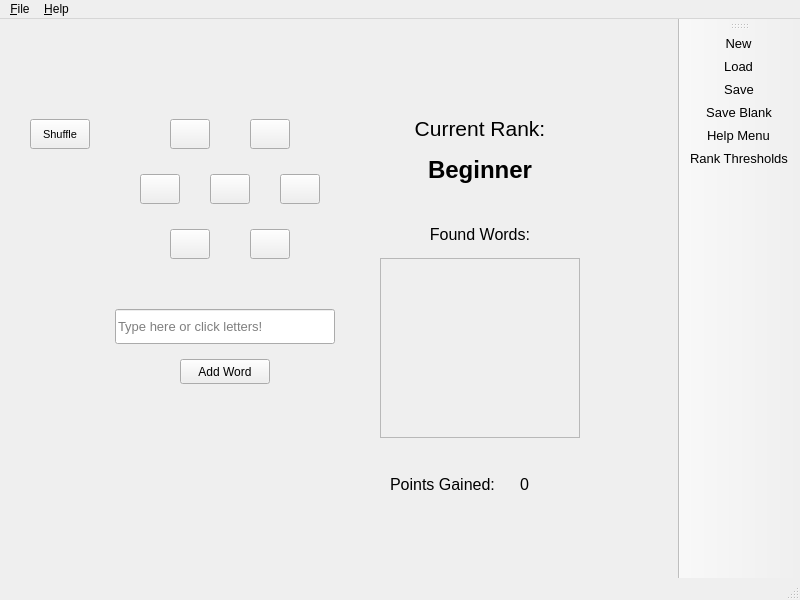
Before: the Qt Designer form BigPythonEnergy/ui/gameBox.ui in mucsci-students/2023fa-420-BigPythonEnergy, drawn with Qt 5.
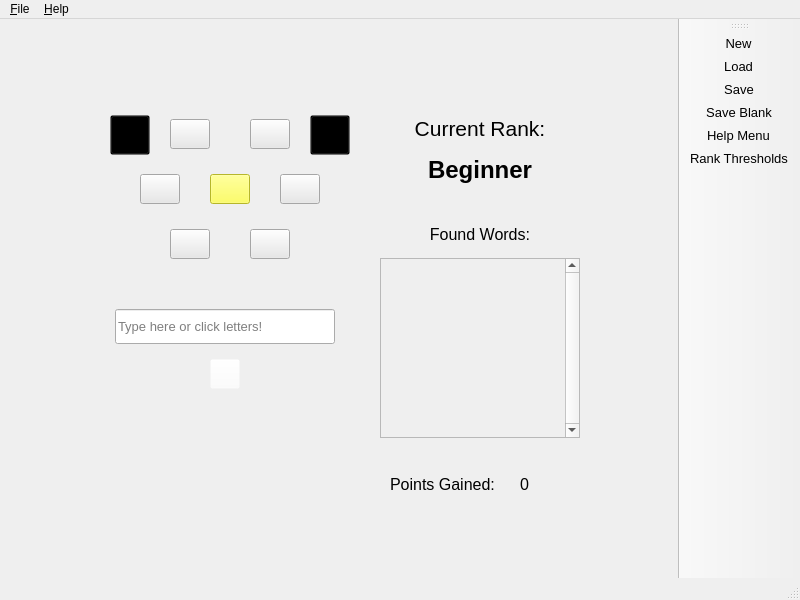
After: the same form once the commit is applied. Icons and pictures are not drawn.

The edit to the form file:
```diff
--- a/BigPythonEnergy/ui/gameBox.ui
+++ b/BigPythonEnergy/ui/gameBox.ui
@@ -29,9 +29,22 @@
    </size>
   </property>
   <property name="windowTitle">
-   <string>MainWindow</string>
+   <string>Spelling Bee by Big Python Energy</string>
+  </property>
+  <property name="windowIcon">
+   <iconset>
+    <normaloff>icons/BeeWindow.png</normaloff>icons/BeeWindow.png</iconset>
+  </property>
+  <property name="autoFillBackground">
+   <bool>false</bool>
+  </property>
+  <property name="styleSheet">
+   <string notr="true"/>
   </property>
   <widget class="QWidget" name="centralwidget">
+   <property name="styleSheet">
+    <string notr="true"/>
+   </property>
    <widget class="QPushButton" name="letter6">
     <property name="geometry">
      <rect>
@@ -46,6 +59,9 @@
       <family>Segoe UI</family>
      </font>
     </property>
+    <property name="styleSheet">
+     <string notr="true">background-color: rgb(232, 232, 232);</string>
+    </property>
     <property name="text">
      <string/>
     </property>
@@ -64,6 +80,9 @@
       <family>Segoe UI</family>
      </font>
     </property>
+    <property name="styleSheet">
+     <string notr="true">background-color: rgb(232, 232, 232);</string>
+    </property>
     <property name="text">
      <string/>
     </property>
@@ -82,6 +101,9 @@
       <family>Segoe UI</family>
      </font>
     </property>
+    <property name="styleSheet">
+     <string notr="true">background-color: rgb(232, 232, 232);</string>
+    </property>
     <property name="text">
      <string/>
     </property>
@@ -100,6 +122,9 @@
       <family>Segoe UI</family>
      </font>
     </property>
+    <property name="styleSheet">
+     <string notr="true">background-color: rgb(232, 232, 232);</string>
+    </property>
     <property name="text">
      <string/>
     </property>
@@ -118,6 +143,9 @@
       <family>Segoe UI</family>
      </font>
     </property>
+    <property name="styleSheet">
+     <string notr="true">background-color: rgb(232, 232, 232);</string>
+    </property>
     <property name="text">
      <string/>
     </property>
@@ -136,6 +164,9 @@
       <family>Segoe UI</family>
      </font>
     </property>
+    <property name="styleSheet">
+     <string notr="true">background-color: rgb(232, 232, 232);</string>
+    </property>
     <property name="text">
      <string/>
     </property>
@@ -154,6 +185,9 @@
       <family>Segoe UI</family>
      </font>
     </property>
+    <property name="styleSheet">
+     <string notr="true">background-color: rgb(255, 255, 60);</string>
+    </property>
     <property name="text">
      <string/>
     </property>
@@ -161,19 +195,33 @@
    <widget class="QPushButton" name="addWordButton">
     <property name="geometry">
      <rect>
-      <x>180</x>
+      <x>210</x>
       <y>340</y>
-      <width>90</width>
-      <height>25</height>
+      <width>30</width>
+      <height>30</height>
      </rect>
     </property>
     <property name="font">
      <font>
       <family>Segoe UI</family>
+      <pointsize>12</pointsize>
      </font>
     </property>
+    <property name="styleSheet">
+     <string notr="true">background-color:rgba(255, 255, 255, 0)</string>
+    </property>
     <property name="text">
-     <string>Add Word</string>
+     <string/>
+    </property>
+    <property name="icon">
+     <iconset>
+      <normaloff>icons/AddWord.png</normaloff>icons/AddWord.png</iconset>
+    </property>
+    <property name="iconSize">
+     <size>
+      <width>30</width>
+      <height>30</height>
+     </size>
     </property>
    </widget>
    <widget class="QScrollArea" name="scrollingText">
@@ -186,7 +234,7 @@
      </rect>
     </property>
     <property name="verticalScrollBarPolicy">
-     <enum>Qt::ScrollBarAsNeeded</enum>
+     <enum>Qt::ScrollBarAlwaysOn</enum>
     </property>
     <property name="sizeAdjustPolicy">
      <enum>QAbstractScrollArea::AdjustToContents</enum>
@@ -199,7 +247,7 @@
       <rect>
        <x>0</x>
        <y>0</y>
-       <width>198</width>
+       <width>177</width>
        <height>178</height>
       </rect>
      </property>
@@ -272,10 +320,10 @@
    <widget class="QPushButton" name="shuffleButton">
     <property name="geometry">
      <rect>
-      <x>30</x>
-      <y>100</y>
-      <width>60</width>
-      <height>30</height>
+      <x>110</x>
+      <y>96</y>
+      <width>40</width>
+      <height>40</height>
      </rect>
     </property>
     <property name="font">
@@ -284,8 +332,21 @@
       <pointsize>8</pointsize>
      </font>
     </property>
+    <property name="styleSheet">
+     <string notr="true">background-color: rgba(0,0,0,0);</string>
+    </property>
     <property name="text">
-     <string>Shuffle</string>
+     <string/>
+    </property>
+    <property name="icon">
+     <iconset>
+      <normaloff>icons/Shuffle.png</normaloff>icons/Shuffle.png</iconset>
+    </property>
+    <property name="iconSize">
+     <size>
+      <width>40</width>
+      <height>40</height>
+     </size>
     </property>
    </widget>
    <widget class="QLineEdit" name="addWordLE">
@@ -370,6 +431,68 @@
      <set>Qt::AlignLeading|Qt::AlignLeft|Qt::AlignVCenter</set>
     </property>
    </widget>
+   <widget class="QWidget" name="widget" native="true">
+    <property name="geometry">
+     <rect>
+      <x>0</x>
+      <y>0</y>
+      <width>741</width>
+      <height>560</height>
+     </rect>
+    </property>
+    <property name="styleSheet">
+     <string notr="true">background-color: qconicalgradient(cx:0.308, cy:0.30, angle:0, stop:0 rgba(209, 190, 76, 255), stop:0.16 rgba(136, 106, 22, 255), stop:0.225 rgba(166, 140, 41, 255), stop:0.285 rgba(204, 181, 74, 255), stop:0.345 rgba(235, 219, 102, 255), stop:0.415 rgba(245, 236, 112, 255), stop:0.52 rgba(209, 190, 76, 255), stop:0.57 rgba(187, 156, 51, 255), stop:0.635 rgba(168, 142, 42, 255), stop:0.695 rgba(202, 174, 68, 255), stop:0.75 rgba(218, 202, 86, 255), stop:0.815 rgba(208, 187, 73, 255), stop:0.88 rgba(187, 156, 51, 255), stop:0.935 rgba(235, 235, 100, 255), stop:1 rgba(209, 190, 76, 255))</string>
+    </property>
+    <widget class="QPushButton" name="backspaceButton">
+     <property name="geometry">
+      <rect>
+       <x>310</x>
+       <y>96</y>
+       <width>40</width>
+       <height>40</height>
+      </rect>
+     </property>
+     <property name="font">
+      <font>
+       <family>Segoe UI</family>
+       <pointsize>8</pointsize>
+      </font>
+     </property>
+     <property name="styleSheet">
+      <string notr="true">background-color: rgba(0,0,0,0);</string>
+     </property>
+     <property name="text">
+      <string/>
+     </property>
+     <property name="icon">
+      <iconset>
+       <normaloff>icons/Backspace.png</normaloff>icons/Backspace.png</iconset>
+     </property>
+     <property name="iconSize">
+      <size>
+       <width>40</width>
+       <height>40</height>
+      </size>
+     </property>
+    </widget>
+   </widget>
+   <zorder>widget</zorder>
+   <zorder>letter6</zorder>
+   <zorder>letter5</zorder>
+   <zorder>letter4</zorder>
+   <zorder>letter1</zorder>
+   <zorder>letter2</zorder>
+   <zorder>letter3</zorder>
+   <zorder>specialLetter</zorder>
+   <zorder>addWordButton</zorder>
+   <zorder>scrollingText</zorder>
+   <zorder>currRankLabel</zorder>
+   <zorder>currentRank</zorder>
+   <zorder>shuffleButton</zorder>
+   <zorder>addWordLE</zorder>
+   <zorder>foundWordsLabel</zorder>
+   <zorder>pointsGainedLabel</zorder>
+   <zorder>pointsGained</zorder>
   </widget>
   <widget class="QMenuBar" name="menubar">
    <property name="geometry">
@@ -397,6 +520,7 @@
     <addaction name="actionAbout"/>
     <addaction name="action_Rank_Thresholds"/>
     <addaction name="action_About"/>
+    <addaction name="action_CC_Attributions"/>
    </widget>
    <addaction name="menu_File"/>
    <addaction name="menu_Help"/>
@@ -422,8 +546,8 @@
    </property>
    <property name="iconSize">
     <size>
-     <width>30</width>
-     <height>30</height>
+     <width>50</width>
+     <height>50</height>
     </size>
    </property>
    <property name="floatable">
@@ -443,16 +567,28 @@
    <addaction name="action_Rank_Thresholds"/>
   </widget>
   <action name="actionLoad">
+   <property name="icon">
+    <iconset>
+     <normaloff>icons/Save.png</normaloff>icons/Save.png</iconset>
+   </property>
    <property name="text">
     <string>&amp;Load</string>
    </property>
   </action>
   <action name="actionSave">
+   <property name="icon">
+    <iconset>
+     <normaloff>icons/Load.png</normaloff>icons/Load.png</iconset>
+   </property>
    <property name="text">
     <string>&amp;Save</string>
    </property>
   </action>
   <action name="actionAbout">
+   <property name="icon">
+    <iconset>
+     <normaloff>icons/Help.png</normaloff>icons/Help.png</iconset>
+   </property>
    <property name="text">
     <string>&amp;Help Menu</string>
    </property>
@@ -463,11 +599,19 @@
    </property>
   </action>
   <action name="actionSave_Blank">
+   <property name="icon">
+    <iconset>
+     <normaloff>icons/BlankSave.png</normaloff>icons/BlankSave.png</iconset>
+   </property>
    <property name="text">
     <string>Save &amp;Blank</string>
    </property>
   </action>
   <action name="action_Rank_Thresholds">
+   <property name="icon">
+    <iconset>
+     <normaloff>icons/Thresholds.png</normaloff>icons/Thresholds.png</iconset>
+   </property>
    <property name="text">
     <string>&amp;Rank Thresholds</string>
    </property>
@@ -478,10 +622,19 @@
    </property>
   </action>
   <action name="action_New">
+   <property name="icon">
+    <iconset>
+     <normaloff>icons/NewGame.png</normaloff>icons/NewGame.png</iconset>
+   </property>
    <property name="text">
     <string>&amp;New</string>
    </property>
   </action>
+  <action name="action_CC_Attributions">
+   <property name="text">
+    <string>&amp;CC Attributions</string>
+   </property>
+  </action>
  </widget>
  <resources/>
  <connections>
```
Left out of the diff: 4 changed lines with no effect on the pictures.
